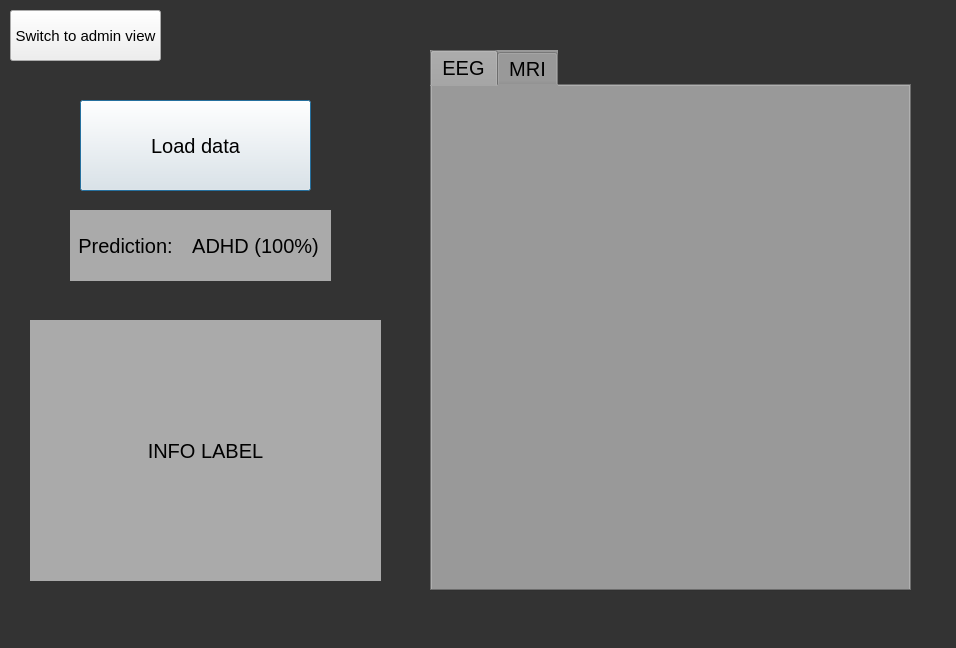
Old version of the form UI/doctorView.ui in the repository Jacek-Lal/ADHD-Recognition.
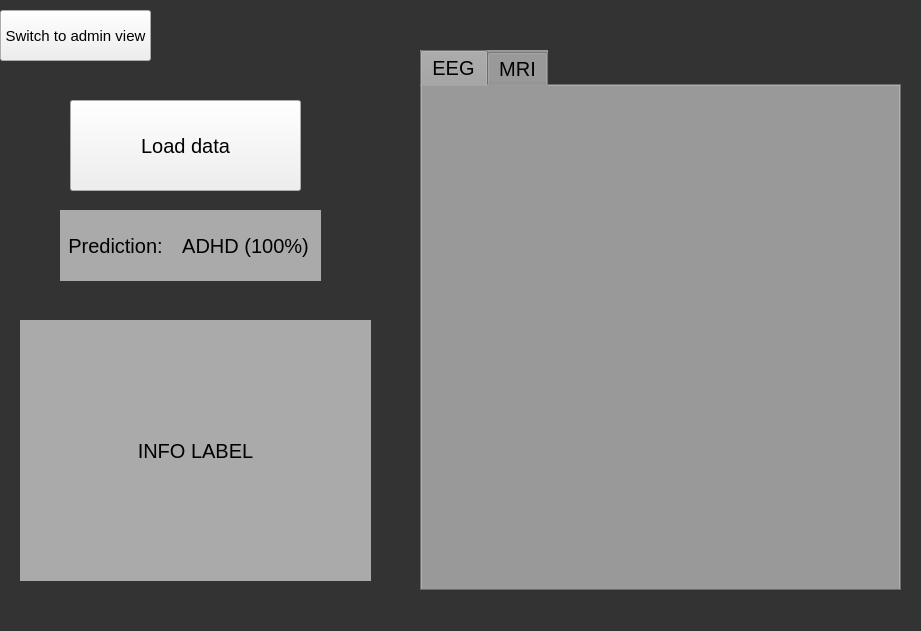
New version of the form.

The edit to the form file:
```diff
--- a/UI/doctorView.ui
+++ b/UI/doctorView.ui
@@ -1,13 +1,13 @@
 <?xml version="1.0" encoding="UTF-8"?>
 <ui version="4.0">
- <class>Dialog</class>
- <widget class="QDialog" name="Dialog">
+ <class>MainWindow</class>
+ <widget class="QMainWindow" name="MainWindow">
   <property name="geometry">
    <rect>
     <x>0</x>
     <y>0</y>
-    <width>956</width>
-    <height>648</height>
+    <width>921</width>
+    <height>631</height>
    </rect>
   </property>
   <property name="windowTitle">
@@ -18,7 +18,7 @@
 font-size: 20px;
 text-align: center;
 }
-QDialog{
+QMainWindow{
 background-color: #333
 }
 QLabel, QPushButtonl{
@@ -27,23 +27,27 @@
 }
 </string>
   </property>
-  <widget class="QPushButton" name="loadDataButton">
+  <widget class="QWidget" name="centralwidget">
+   <widget class="QPushButton" name="switchSceneBtn">
    <property name="geometry">
     <rect>
-     <x>80</x>
-     <y>100</y>
-     <width>231</width>
-     <height>91</height>
-    </rect>
-   </property>
+      <x>0</x>
+      <y>10</y>
+      <width>151</width>
+      <height>51</height>
+     </rect>
+    </property>
+    <property name="styleSheet">
+     <string notr="true">font-size: 15px;</string>
+    </property>
    <property name="text">
-    <string>Load data</string>
+     <string>Switch to admin view</string>
    </property>
   </widget>
   <widget class="QLabel" name="label">
    <property name="geometry">
     <rect>
-     <x>70</x>
+      <x>60</x>
      <y>210</y>
      <width>111</width>
      <height>71</height>
@@ -59,17 +63,17 @@
     <set>Qt::AlignCenter</set>
    </property>
   </widget>
-  <widget class="QLabel" name="resultLabel">
+   <widget class="QLabel" name="infoLabel">
    <property name="geometry">
     <rect>
-     <x>180</x>
-     <y>210</y>
-     <width>151</width>
-     <height>71</height>
+      <x>20</x>
+      <y>320</y>
+      <width>351</width>
+      <height>261</height>
     </rect>
    </property>
    <property name="text">
-    <string>ADHD (100%)</string>
+     <string>INFO LABEL</string>
    </property>
    <property name="alignment">
     <set>Qt::AlignCenter</set>
@@ -78,7 +82,7 @@
   <widget class="QTabWidget" name="imgViewer">
    <property name="geometry">
     <rect>
-     <x>430</x>
+      <x>420</x>
      <y>50</y>
      <width>481</width>
      <height>541</height>
@@ -101,37 +105,35 @@
     </attribute>
    </widget>
   </widget>
-  <widget class="QLabel" name="infoLabel">
+   <widget class="QPushButton" name="loadDataBtn">
    <property name="geometry">
     <rect>
-     <x>30</x>
-     <y>320</y>
-     <width>351</width>
-     <height>261</height>
+      <x>70</x>
+      <y>100</y>
+      <width>231</width>
+      <height>91</height>
     </rect>
    </property>
    <property name="text">
-    <string>INFO LABEL</string>
+     <string>Load data</string>
+    </property>
+   </widget>
+   <widget class="QLabel" name="resultLabel">
+    <property name="geometry">
+     <rect>
+      <x>170</x>
+      <y>210</y>
+      <width>151</width>
+      <height>71</height>
+     </rect>
+    </property>
+    <property name="text">
+     <string>ADHD (100%)</string>
    </property>
    <property name="alignment">
     <set>Qt::AlignCenter</set>
    </property>
   </widget>
-  <widget class="QPushButton" name="pushButton_2">
-   <property name="geometry">
-    <rect>
-     <x>10</x>
-     <y>10</y>
-     <width>151</width>
-     <height>51</height>
-    </rect>
-   </property>
-   <property name="styleSheet">
-    <string notr="true">font-size: 15px;</string>
-   </property>
-   <property name="text">
-    <string>Switch to admin view</string>
-   </property>
   </widget>
  </widget>
  <resources/>
```
Left out of the diff: 2 changed lines with no effect on the pictures. Lines whose indentation alone changed are shown as unchanged.
